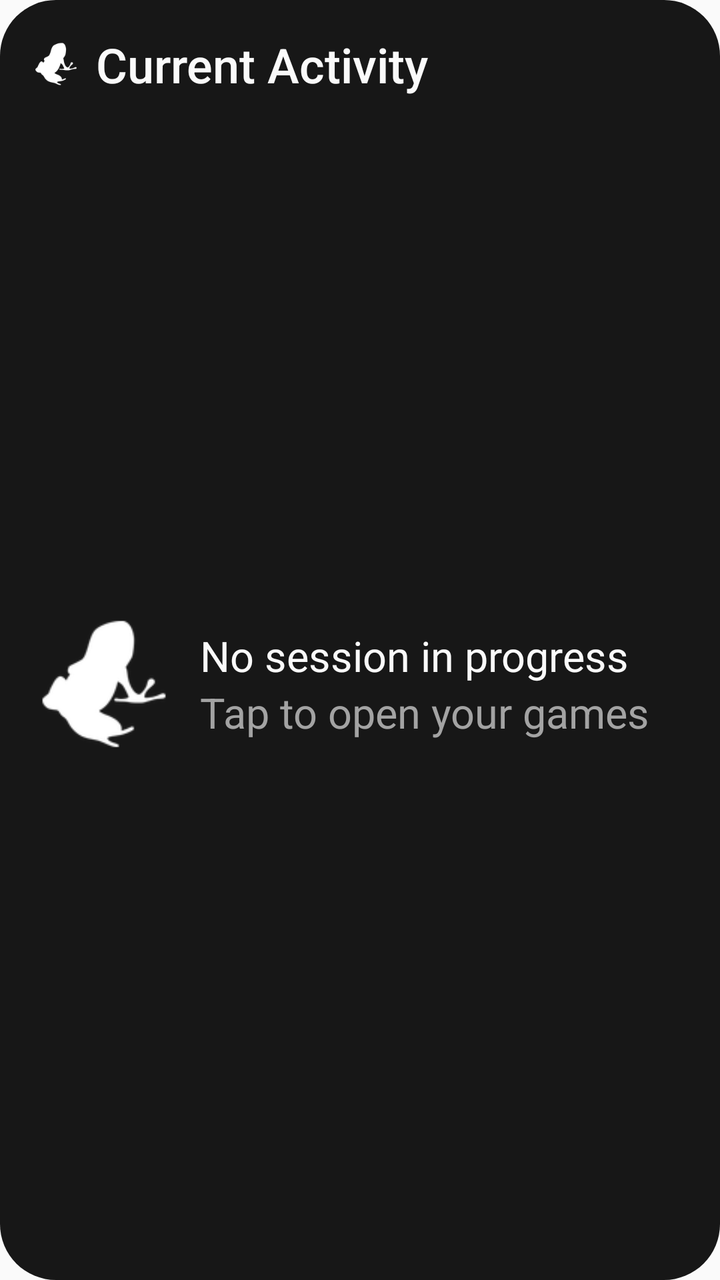
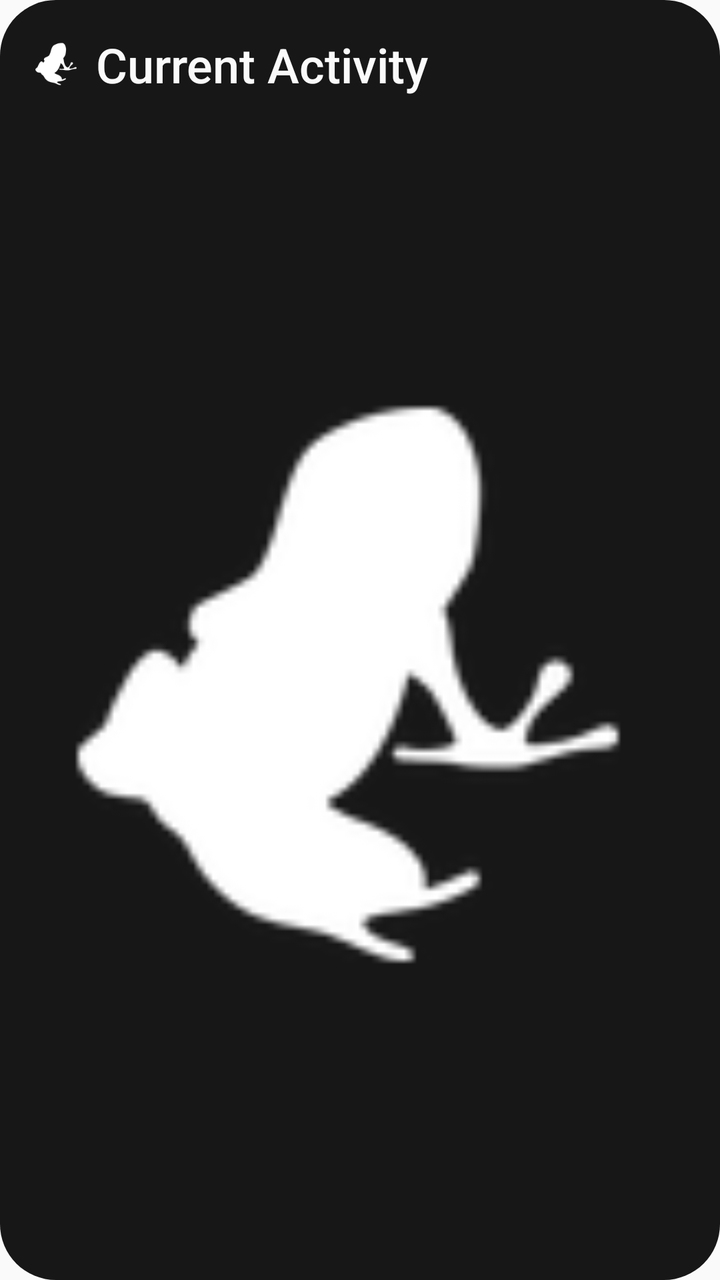

Screens rendered from an Android XML layout before and after an edit, with the pre-edit source and the edit as a unified diff.
<!-- AndroidManifest.xml: application theme AppTheme -->
<!-- res/layout/widget_quick_session.xml -->
<?xml version="1.0" encoding="utf-8"?>
<LinearLayout xmlns:android="http://schemas.android.com/apk/res/android"
    android:id="@+id/widget_root"
    android:layout_width="match_parent"
    android:layout_height="match_parent"
    android:background="@drawable/widget_card"
    android:orientation="vertical"
    android:padding="16dp">

    <LinearLayout
        android:id="@+id/widget_title_bar"
        android:layout_width="match_parent"
        android:layout_height="wrap_content"
        android:gravity="center_vertical"
        android:orientation="horizontal">

        <ImageView
            android:id="@+id/widget_header_logo"
            android:layout_width="24dp"
            android:layout_height="24dp"
            android:importantForAccessibility="no"
            android:src="@drawable/ic_notification" />

        <TextView
            android:id="@+id/widget_header_title"
            android:layout_width="0dp"
            android:layout_height="wrap_content"
            android:layout_marginStart="8dp"
            android:layout_weight="1"
            android:ellipsize="end"
            android:fontFamily="sans-serif-medium"
            android:maxLines="1"
            android:text="@string/widget_title_current_activity"
            android:textColor="@color/widget_card_foreground"
            android:textSize="24sp" />
    </LinearLayout>

    <LinearLayout
        android:id="@+id/widget_content"
        android:layout_width="match_parent"
        android:layout_height="0dp"
        android:layout_marginTop="12dp"
        android:layout_weight="1"
        android:gravity="center_vertical"
        android:orientation="horizontal">

        
        <ImageView
            android:id="@+id/widget_logo"
            android:layout_width="72dp"
            android:layout_height="72dp"
            android:layout_marginEnd="12dp"
            android:importantForAccessibility="no"
            android:scaleType="fitCenter"
            android:src="@drawable/ic_notification" />

        <LinearLayout
            android:layout_width="0dp"
            android:layout_height="wrap_content"
            android:layout_weight="1"
            android:orientation="vertical">

            <TextView
                android:id="@+id/widget_title"
                android:layout_width="match_parent"
                android:layout_height="wrap_content"
                android:drawablePadding="8dp"
                android:ellipsize="end"
                android:fontFamily="sans-serif"
                android:maxLines="1"
                android:text="@string/widget_idle_title"
                android:textColor="@color/widget_card_foreground"
                android:textSize="21sp" />

            <TextView
                android:id="@+id/widget_timer"
                android:layout_width="wrap_content"
                android:layout_height="wrap_content"
                android:fontFamily="sans-serif-medium"
                android:textColor="@color/widget_card_foreground"
                android:textSize="36sp"
                android:textStyle="bold"
                android:visibility="gone" />

            <TextView
                android:id="@+id/widget_hint"
                android:layout_width="match_parent"
                android:layout_height="wrap_content"
                android:ellipsize="end"
                android:maxLines="1"
                android:text="@string/widget_idle_hint"
                android:textColor="@color/widget_muted_foreground"
                android:textSize="21sp" />

            <TextView
                android:id="@+id/widget_detail"
                android:layout_width="match_parent"
                android:layout_height="wrap_content"
                android:ellipsize="end"
                android:maxLines="1"
                android:textColor="@color/widget_muted_foreground"
                android:textSize="21sp"
                android:visibility="gone" />
        </LinearLayout>

        
        <ImageView
            android:id="@+id/widget_app_icon"
            android:layout_width="56dp"
            android:layout_height="56dp"
            android:layout_marginStart="16dp"
            android:background="@drawable/widget_button"
            android:importantForAccessibility="no"
            android:padding="12dp"
            android:scaleType="fitCenter"
            android:src="@drawable/ic_widget_stopwatch"
            android:visibility="gone" />

        
        <FrameLayout
            android:id="@+id/widget_divider"
            android:layout_width="1dp"
            android:layout_height="36dp"
            android:layout_marginStart="20dp"
            android:background="@color/widget_input"
            android:visibility="gone" />

        <LinearLayout
            android:id="@+id/widget_actions"
            android:layout_width="wrap_content"
            android:layout_height="wrap_content"
            android:layout_marginStart="20dp"
            android:orientation="horizontal"
            android:visibility="gone">

            <ImageView
                android:id="@+id/widget_primary"
                android:layout_width="56dp"
                android:layout_height="56dp"
                android:background="@drawable/widget_button"
                android:contentDescription="@string/widget_pause"
                android:padding="8dp"
                android:scaleType="fitCenter"
                android:src="@drawable/ic_widget_pause" />

            <ImageView
                android:id="@+id/widget_stop"
                android:layout_width="56dp"
                android:layout_height="56dp"
                android:layout_marginStart="12dp"
                android:background="@drawable/widget_button"
                android:contentDescription="@string/widget_stop"
                android:padding="8dp"
                android:scaleType="fitCenter"
                android:src="@drawable/ic_widget_stop"
                android:visibility="gone" />
        </LinearLayout>
    </LinearLayout>
</LinearLayout>
<!-- resources referenced by this layout -->
<resources>
  <color name="widget_card_foreground">#FAFAFA</color>
  <color name="widget_input">#26FFFFFF</color>
  <color name="widget_muted_foreground">#A3A3A3</color>
  <!-- drawable ic_notification: png bitmap (drawable, 2452 bytes) -->
  <!-- drawable ic_widget_pause (drawable) -->
  <?xml version="1.0" encoding="utf-8"?>
  <vector xmlns:android="http://schemas.android.com/apk/res/android"
      android:width="24dp" android:height="24dp" android:viewportWidth="24" android:viewportHeight="24">
      <path android:fillColor="#00000000" android:strokeColor="#FFFFFF" android:strokeWidth="1"
          android:strokeLineCap="round" android:strokeLineJoin="round"
          android:pathData="M15,3H18A1,1 0 0 1 19,4V20A1,1 0 0 1 18,21H15A1,1 0 0 1 14,20V4A1,1 0 0 1 15,3ZM6,3H9A1,1 0 0 1 10,4V20A1,1 0 0 1 9,21H6A1,1 0 0 1 5,20V4A1,1 0 0 1 6,3Z" />
  </vector>
  <!-- drawable ic_widget_stop (drawable) -->
  <?xml version="1.0" encoding="utf-8"?>
  <vector xmlns:android="http://schemas.android.com/apk/res/android"
      android:width="24dp" android:height="24dp" android:viewportWidth="24" android:viewportHeight="24">
      <path android:fillColor="#00000000" android:strokeColor="@color/widget_stop" android:strokeWidth="1"
          android:strokeLineCap="round" android:strokeLineJoin="round"
          android:pathData="M5,3H19A2,2 0 0 1 21,5V19A2,2 0 0 1 19,21H5A2,2 0 0 1 3,19V5A2,2 0 0 1 5,3Z" />
  </vector>
  <!-- drawable ic_widget_stopwatch (drawable) -->
  <?xml version="1.0" encoding="utf-8"?>
  <vector xmlns:android="http://schemas.android.com/apk/res/android"
      android:width="28dp" android:height="26dp" android:viewportWidth="28.015" android:viewportHeight="25.823">
      <path android:fillColor="#FFFFFF" android:pathData="m 13.353,15.796 a 1,1 0 0 1 -1,1 H 1 a 1,1 0 0 1 0,-2 h 11.353 a 1,1 0 0 1 1,1 z m -1,3 H 4 a 1,1 0 0 0 0,2 h 8.353 a 1,1 0 0 0 0,-2 z m 0,4 H 7 a 1,1 0 0 0 0,2 h 5.353 a 1,1 0 0 0 0,-2 z m 5.3,-7.266 4.022,-4.017 a 1,1 0 0 0 -1.414,-1.414 l -4.02,4.014 a 1,1 0 1 0 1.414,1.414 z M 17.946,3.866 V 2 h 0.946 a 1,1 0 1 0 0,-2 h -3.89 a 1,1 0 0 0 0,2 h 0.946 V 3.864 A 10.964,10.964 0 0 0 9.689,6.538 L 8.375,5.224 A 1.0005563,1.0005563 0 0 0 6.959,6.638 L 8.315,7.9930001 A 11.012,11.012 0 0 0 6.456,11.493 a 1,1 0 0 0 1.907,0.6 8.967,8.967 0 0 1 8.577,-6.28 h 0.008 0.008 a 9.0050005,9.0050005 0 0 1 -0.006,18.01 c -0.174,0 -0.349,-0.009 -0.551,-0.019 a 1,1 0 0 0 -1.034,0.951 1.012,1.012 0 0 0 0.964,1.048 c 0.207,0.01 0.415,0.02 0.621,0.02 a 11,11 0 0 0 1,-21.96 z" />
  </vector>
  <!-- drawable widget_button (drawable) -->
  <?xml version="1.0" encoding="utf-8"?>
  <shape xmlns:android="http://schemas.android.com/apk/res/android" android:shape="rectangle">
      <solid android:color="@color/widget_secondary" />
      <corners android:radius="8dp" />
  </shape>
  <!-- drawable widget_card (drawable) -->
  <?xml version="1.0" encoding="utf-8"?>
  <shape xmlns:android="http://schemas.android.com/apk/res/android" android:shape="rectangle">
      <solid android:color="@color/widget_card" />
      <corners android:radius="16dp" />
  </shape>
  <string name="widget_idle_hint">Tap to open your games</string>
  <string name="widget_idle_title">No session in progress</string>
  <string name="widget_pause">Pause</string>
  <string name="widget_stop">Stop</string>
  <string name="widget_title_current_activity">Current Activity</string>
  <style name="AppTheme" parent="Theme.AppCompat.Light.DarkActionBar">
          
          <item name="colorPrimary">@color/colorPrimary</item>
          <item name="colorPrimaryDark">@color/colorPrimaryDark</item>
          <item name="colorAccent">@color/colorAccent</item>
      </style>
  <color name="widget_stop">#FF6467</color>
  <color name="widget_secondary">#262626</color>
  <color name="widget_card">#171717</color>
</resources>

<!-- the commit's change to res/layout/widget_quick_session.xml (unified diff, before → after) -->
@@ -47,8 +47,9 @@
         
         <ImageView
             android:id="@+id/widget_logo"
-            android:layout_width="72dp"
-            android:layout_height="72dp"
+            android:layout_width="wrap_content"
+            android:layout_height="match_parent"
+            android:adjustViewBounds="true"
             android:layout_marginEnd="12dp"
             android:importantForAccessibility="no"
             android:scaleType="fitCenter"
